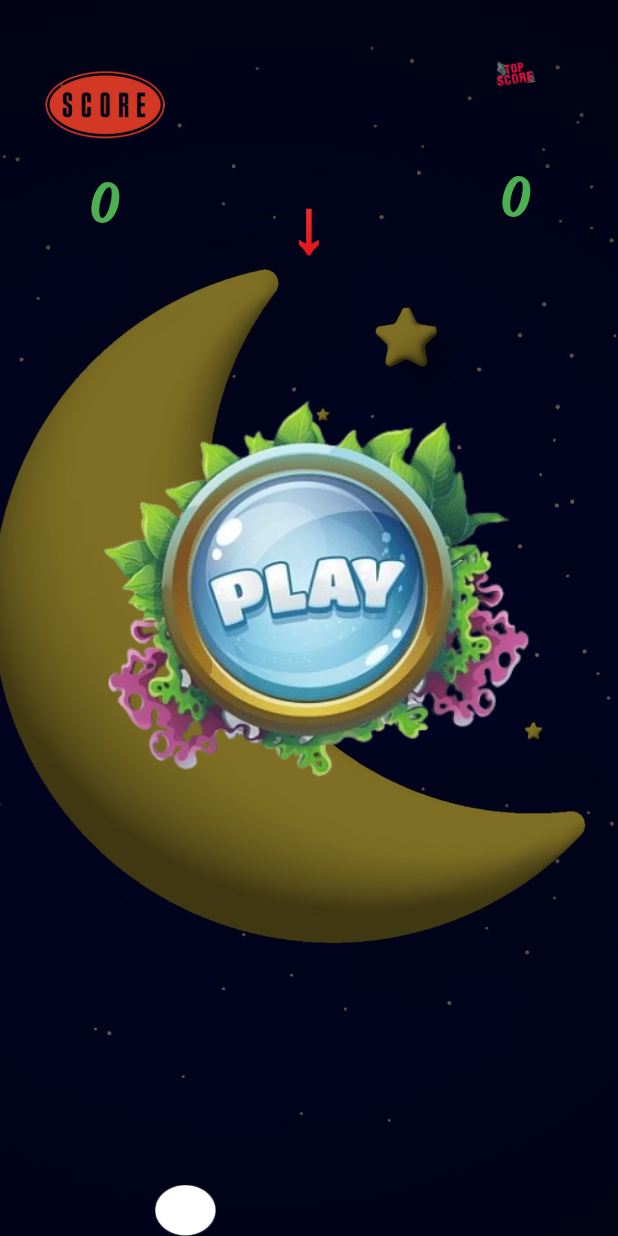
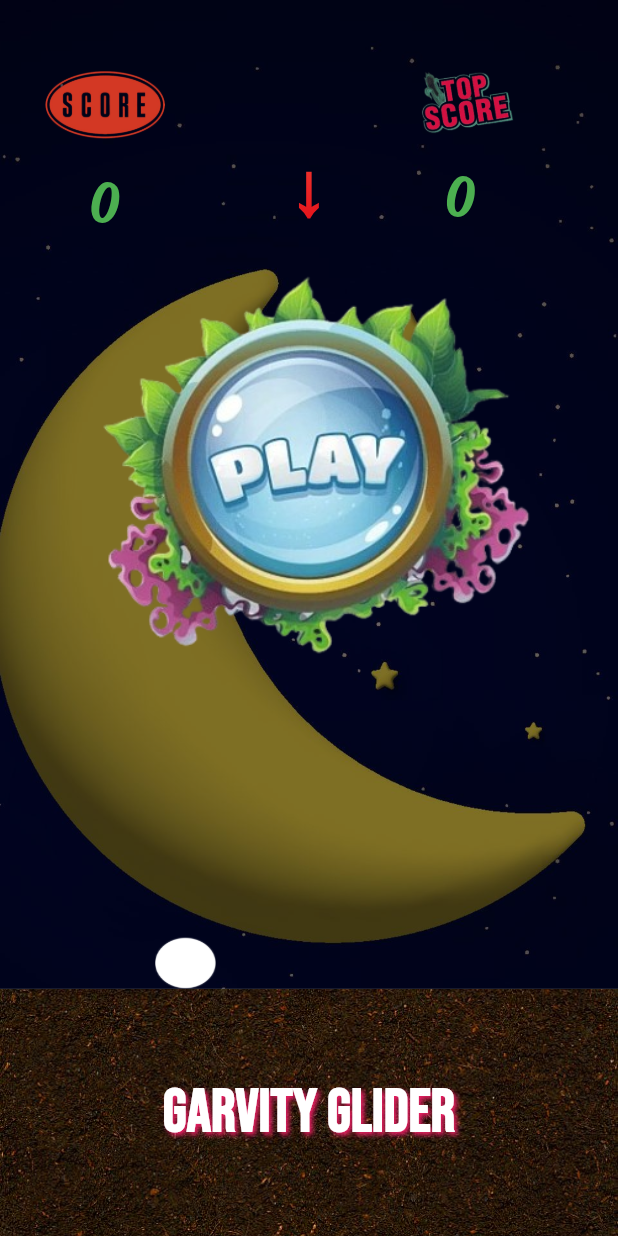
Before and after one commit to rahat-hub/gravity_glide_game, a Flutter app: the screen it shows after launch, on a phone screen of 412 x 824 dp. Run offline on Flutter 3.47's test engine with Material 3 defaults, Android fonts, the phone set to English and light mode, and no system bars.

Commit message:
complete this game.

```diff
--- /dev/null
+++ b/lib/Barricade/barricade.dart
@@ -0,0 +1,26 @@
+import 'package:flutter/material.dart';
+
+class Barricade extends StatelessWidget {
+
+  final double barricadeX;
+  final double barricadeY;
+  final double barricadeWidth;
+  final double barricadeHeight;
+
+  const Barricade({super.key, required this.barricadeX, required this.barricadeY, required this.barricadeWidth, required this.barricadeHeight});
+
+  @override
+  Widget build(BuildContext context) {
+    return Container(
+      alignment: Alignment(
+          (2 * barricadeX + barricadeWidth) / (2 - barricadeWidth),
+          (2 * barricadeY + barricadeHeight) / (2 - barricadeHeight),
+      ),
+      child: SizedBox(
+        height: MediaQuery.of(context).size.height * 2 / 3 * barricadeHeight / 2,
+        width: MediaQuery.of(context).size.width * barricadeWidth / 2,
+        child: Image.asset('assets/images/barrier.png', fit: BoxFit.fill),
+      ),
+    );
+  }
+}
--- /dev/null
+++ b/lib/GameOverScreen/game_over_screen.dart
@@ -0,0 +1,20 @@
+import 'package:flutter/material.dart';
+
+class GameOverScreen extends StatelessWidget {
+
+  bool gameHasOver;
+
+  GameOverScreen({super.key, required this.gameHasOver});
+
+  @override
+  Widget build(BuildContext context) {
+    return gameHasOver ? Stack(
+      children: [
+        Container(
+          alignment: const Alignment(0, -0.1),
+          child: Image.asset('assets/images/game_over.png'),
+        )
+      ],
+    ) : Container();
+  }
+}
--- a/lib/HomeScreen/home_screen.dart
+++ b/lib/HomeScreen/home_screen.dart
@@ -4,6 +4,8 @@ import 'dart:async';
 
 import 'package:flutter/material.dart';
 import 'package:gravity_glide/Ball/ball.dart';
+import 'package:gravity_glide/Barricade/barricade.dart';
+import 'package:gravity_glide/GameOverScreen/game_over_screen.dart';
 import 'package:gravity_glide/Score/score.dart';
 import 'package:gravity_glide/TapToStart/tap_to_start.dart';
 
@@ -156,12 +158,45 @@ class _HomeScreenState extends State<HomeScreen> {
               Column(
                 children: [
                   Expanded(
+                    flex: 4,
                     child: Center(
                       child: Stack(
                         children: [
                           TapToStart(gameHasStarted: gameHasStarted),
                           Score(bestScore: bestScore, score: score),
                           Ball(ballX: ballX, ballY: ballY - ballHeight, ballWidth: ballWidth, ballHeight: ballHeight),
+                          Barricade(barricadeX: barricadeX, barricadeY:  barricadeY - barricadeHeight, barricadeWidth: barricadeWidth, barricadeHeight: barricadeHeight),
+                          GameOverScreen(gameHasOver: gameHasOver),
+                        ],
+                      ),
+                    ),
+                  ),
+                  Expanded(
+                    child: Container(
+                      color: Colors.grey[600],
+                      child: Stack(
+                        alignment: Alignment.center,
+                        children: [
+                          Image.asset('assets/images/ground.jpg',fit: BoxFit.cover, width: double.infinity, height: double.infinity),
+                          const Positioned.fill(
+                            child: Center(
+                              child: Text('Garvity Glider',
+                                style: TextStyle(
+                                    fontSize: 40.0,
+                                    color: Colors.white,
+                                    fontWeight: FontWeight.bold,
+                                    fontFamily: 'Bebas',
+                                    shadows: [
+                                      Shadow(
+                                        blurRadius: 4,
+                                        color: Colors.pink,
+                                        offset: Offset(2, 2)
+                                      )
+                                    ]
+                                ),
+                              ),
+                            ),
+                          )
                         ],
                       ),
                     ),
--- a/lib/Score/score.dart
+++ b/lib/Score/score.dart
@@ -21,7 +21,7 @@ class Score extends StatelessWidget {
           ),
           Column(
             children: [
-              Image.asset('assets/images/top_score.png',width: 76, height: 76,),
+              Image.asset('assets/images/top_score.png',width: 150, height: 76,),
               Text(bestScore.toString(), style: const TextStyle(color: Colors.green,fontSize: 40, fontWeight: FontWeight.bold,fontFamily: 'Signatra'),),
             ],
           ),
```
Also changed, not shown: assets/images/barrier.png, assets/images/game_over.png (added), assets/images/ground.jpg (added), assets/images/top_score.png.
